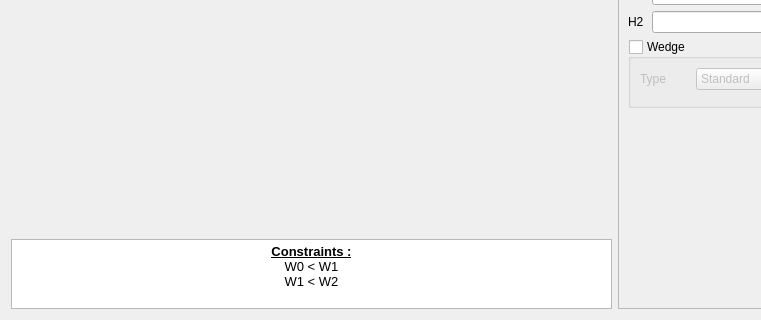
First picture: the form in pyleecan/GUI/Dialog/DMachineSetup/SWSlot/PWSlot29/PWSlot29.ui, repository Eomys/pyleecan, before the edit; both pictures show x 0 to 761 and y 150 to 470 of the 899 by 470 pixel window.
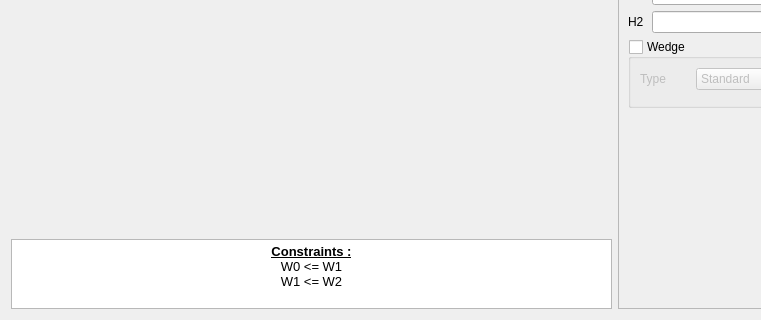
Second picture: the form after the edit. Icons and pictures are not drawn. Custom widgets are drawn as their Qt base class.

Commit message: [WP] add check for slotW29

```diff
--- a/pyleecan/GUI/Dialog/DMachineSetup/SWSlot/PWSlot29/PWSlot29.ui
+++ b/pyleecan/GUI/Dialog/DMachineSetup/SWSlot/PWSlot29/PWSlot29.ui
@@ -77,10 +77,10 @@
         <string>&lt;!DOCTYPE HTML PUBLIC &quot;-//W3C//DTD HTML 4.0//EN&quot; &quot;http://www.w3.org/TR/REC-html40/strict.dtd&quot;&gt;
 &lt;html&gt;&lt;head&gt;&lt;meta name=&quot;qrichtext&quot; content=&quot;1&quot; /&gt;&lt;style type=&quot;text/css&quot;&gt;
 p, li { white-space: pre-wrap; }
-&lt;/style&gt;&lt;/head&gt;&lt;body style=&quot; font-family:'MS Shell Dlg 2'; font-size:7.8pt; font-weight:400; font-style:normal;&quot;&gt;
+&lt;/style&gt;&lt;/head&gt;&lt;body style=&quot; font-family:'MS Shell Dlg 2'; font-size:8.15094pt; font-weight:400; font-style:normal;&quot;&gt;
 &lt;p align=&quot;center&quot; style=&quot; margin-top:0px; margin-bottom:0px; margin-left:0px; margin-right:0px; -qt-block-indent:0; text-indent:0px;&quot;&gt;&lt;span style=&quot; font-size:10pt; font-weight:600; text-decoration: underline;&quot;&gt;Constraints :&lt;/span&gt;&lt;/p&gt;
-&lt;p align=&quot;center&quot; style=&quot; margin-top:0px; margin-bottom:0px; margin-left:0px; margin-right:0px; -qt-block-indent:0; text-indent:0px;&quot;&gt;&lt;span style=&quot; font-size:10pt;&quot;&gt;W0 &amp;lt; W1&lt;/span&gt;&lt;/p&gt;
-&lt;p align=&quot;center&quot; style=&quot; margin-top:0px; margin-bottom:0px; margin-left:0px; margin-right:0px; -qt-block-indent:0; text-indent:0px;&quot;&gt;&lt;span style=&quot; font-size:10pt;&quot;&gt;W1 &amp;lt; W2&lt;/span&gt;&lt;/p&gt;&lt;/body&gt;&lt;/html&gt;</string>
+&lt;p align=&quot;center&quot; style=&quot; margin-top:0px; margin-bottom:0px; margin-left:0px; margin-right:0px; -qt-block-indent:0; text-indent:0px;&quot;&gt;&lt;span style=&quot; font-size:10pt;&quot;&gt;W0 &amp;lt;= W1&lt;/span&gt;&lt;/p&gt;
+&lt;p align=&quot;center&quot; style=&quot; margin-top:0px; margin-bottom:0px; margin-left:0px; margin-right:0px; -qt-block-indent:0; text-indent:0px;&quot;&gt;&lt;span style=&quot; font-size:10pt;&quot;&gt;W1 &amp;lt;= W2&lt;/span&gt;&lt;/p&gt;&lt;/body&gt;&lt;/html&gt;</string>
        </property>
        <property name="textInteractionFlags">
         <set>Qt::TextSelectableByKeyboard|Qt::TextSelectableByMouse</set>
```
Left out of the diff: 2 changed lines with no effect on the pictures. The commit also changes 3 other files.
